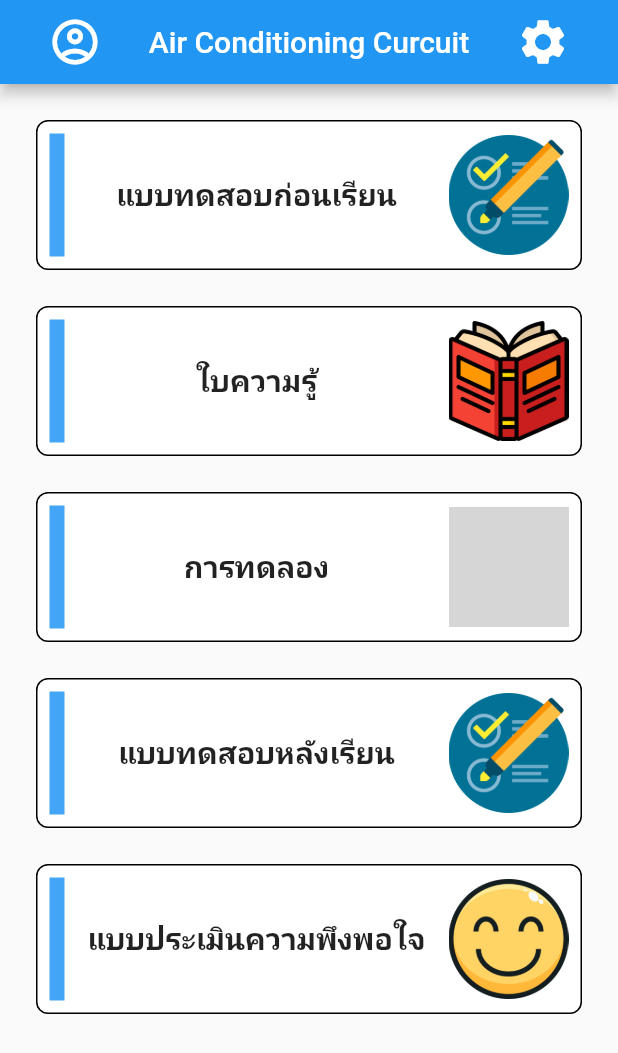
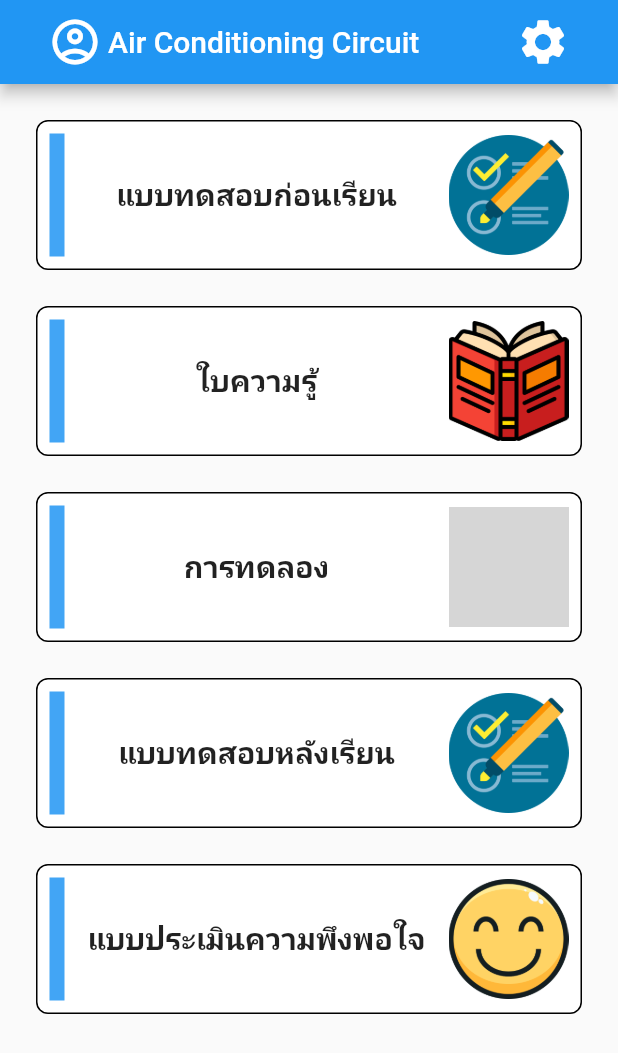
Before and after one commit to korkeng/flutter-sample-app, a Flutter app: the screen it shows after launch, on a phone screen of 412 x 824 dp. Shown: the top 1053 px of the screen. Run offline on Flutter 3.47's test engine with Material 2 defaults, Android fonts, the phone set to English and light mode, and no system bars; grey boxes are pictures that could not be loaded.

Commit message:
Add navigator and custom app bar component

```diff
--- a/lib/main.dart
+++ b/lib/main.dart
@@ -1,6 +1,5 @@
 import 'package:flutter/material.dart';
-import 'package:sample_app/assets/constants/image_path.dart';
-import 'package:sample_app/src/components/menu_card.dart';
+import 'package:sample_app/src/pages/main_page.dart';
 
 void main() {
   runApp(const MyApp());
@@ -12,88 +11,10 @@ class MyApp extends StatelessWidget {
   @override
   Widget build(BuildContext context) {
     return MaterialApp(
-      title: 'Flutter Demo',
       theme: ThemeData(
         primarySwatch: Colors.blue,
       ),
-      home: const MyHomePage(title: 'Flutter Demo Home Page'),
+      home: const MainPage(),
     );
   }
 }
-
-class MyHomePage extends StatefulWidget {
-  const MyHomePage({Key? key, required this.title}) : super(key: key);
-  final String title;
-
-  @override
-  State<MyHomePage> createState() => _MyHomePageState();
-}
-
-class _MyHomePageState extends State<MyHomePage> {
-  @override
-  Widget build(BuildContext context) {
-    return Scaffold(
-      appBar: AppBar(
-        centerTitle: true,
-        title: const Text('Air Conditioning Curcuit'),
-        leading: Padding(
-          padding: const EdgeInsets.only(left: 24),
-          child: IconButton(
-            iconSize: 36,
-            icon: const Icon(Icons.account_circle_outlined),
-            // ignore: avoid_returning_null_for_void
-            onPressed: () => null,
-          ),
-        ),
-        actions: [
-          Padding(
-            padding: const EdgeInsets.only(right: 24),
-            child: IconButton(
-              iconSize: 36,
-              onPressed: () => null,
-              icon: const Icon(Icons.settings),
-            ),
-          ),
-        ],
-      ),
-      body: SafeArea(
-        child: Padding(
-          padding: const EdgeInsets.all(24),
-          child: Column(
-            children: [
-              MenuCard(
-                image: ImagePath.test,
-                text: 'แบบทดสอบก่อนเรียน',
-                colors: Colors.blue.shade400,
-              ),
-              const SizedBox(height: 24),
-              MenuCard(
-                image: ImagePath.book,
-                text: 'ใบความรู้',
-                colors: Colors.blue.shade400,
-              ),
-              const SizedBox(height: 24),
-              MenuCard(
-                image: ImagePath.circuit,
-                text: 'การทดลอง',
-                colors: Colors.blue.shade400,
-              ),
-              const SizedBox(height: 24),
-              MenuCard(
-                image: ImagePath.test,
-                text: 'แบบทดสอบหลังเรียน',
-                colors: Colors.blue.shade400,
-              ),
-              const SizedBox(height: 24),
-              MenuCard(
-                image: ImagePath.smile,
-                text: 'แบบประเมินความพึงพอใจ',
-                colors: Colors.blue.shade400,
-              ),
-            ],
-          ),
-        ),
-      ),
-    );
-  }
-}
--- /dev/null
+++ b/lib/src/components/custom_appbar.dart
@@ -0,0 +1,45 @@
+import 'package:flutter/material.dart';
+import 'package:sample_app/src/pages/setting_page.dart';
+
+class CustomAppBar extends AppBar {
+  //final BuildContext context;
+
+  CustomAppBar({
+    Key? key,
+    String? title,
+    Widget? leading,
+    List<Widget>? actions,
+    required BuildContext context,
+  }) : super(
+          key: key,
+          title: Text(title ?? ''),
+          leading: leading ??
+              Padding(
+                padding: const EdgeInsets.only(left: 24),
+                child: IconButton(
+                  iconSize: 36,
+                  icon: const Icon(Icons.arrow_back_rounded),
+                  onPressed: () {
+                    Navigator.pop(context);
+                  },
+                ),
+              ),
+          actions: [
+            Padding(
+              padding: const EdgeInsets.only(right: 24),
+              child: IconButton(
+                iconSize: 36,
+                onPressed: () {
+                  Navigator.push(
+                    context,
+                    MaterialPageRoute(
+                      builder: (BuildContext context) => const SettingPage(),
+                    ),
+                  );
+                },
+                icon: const Icon(Icons.settings),
+              ),
+            ),
+          ],
+        );
+}
--- /dev/null
+++ b/lib/src/pages/main_page.dart
@@ -0,0 +1,70 @@
+import 'package:flutter/material.dart';
+import 'package:sample_app/assets/constants/image_path.dart';
+import 'package:sample_app/src/components/custom_appbar.dart';
+import 'package:sample_app/src/components/menu_card.dart';
+
+class MainPage extends StatefulWidget {
+  const MainPage({Key? key}) : super(key: key);
+
+  @override
+  _MainPageState createState() => _MainPageState();
+}
+
+class _MainPageState extends State<MainPage> {
+  @override
+  Widget build(BuildContext context) {
+    return Scaffold(
+      appBar: CustomAppBar(
+        title: 'Air Conditioning Circuit',
+        context: context,
+        leading: Padding(
+          padding: const EdgeInsets.only(left: 24),
+          child: IconButton(
+            iconSize: 36,
+            icon: const Icon(Icons.account_circle_outlined),
+            // ignore: avoid_returning_null_for_void
+            onPressed: () => null,
+          ),
+        ),
+      ),
+      body: SafeArea(
+        child: Padding(
+          padding: const EdgeInsets.all(24),
+          child: Column(
+            children: [
+              MenuCard(
+                image: ImagePath.test,
+                text: 'แบบทดสอบก่อนเรียน',
+                colors: Colors.blue.shade400,
+              ),
+              const SizedBox(height: 24),
+              MenuCard(
+                image: ImagePath.book,
+                text: 'ใบความรู้',
+                colors: Colors.blue.shade400,
+              ),
+              const SizedBox(height: 24),
+              MenuCard(
+                image: ImagePath.circuit,
+                text: 'การทดลอง',
+                colors: Colors.blue.shade400,
+              ),
+              const SizedBox(height: 24),
+              MenuCard(
+                image: ImagePath.test,
+                text: 'แบบทดสอบหลังเรียน',
+                colors: Colors.blue.shade400,
+              ),
+              const SizedBox(height: 24),
+              MenuCard(
+                image: ImagePath.smile,
+                text: 'แบบประเมินความพึงพอใจ',
+                colors: Colors.blue.shade400,
+              ),
+            ],
+          ),
+        ),
+      ),
+    );
+  }
+}
--- /dev/null
+++ b/lib/src/pages/setting_page.dart
@@ -0,0 +1,21 @@
+import 'package:flutter/material.dart';
+import 'package:sample_app/src/components/custom_appbar.dart';
+
+class SettingPage extends StatefulWidget {
+  const SettingPage({Key? key}) : super(key: key);
+
+  @override
+  _SettingPageState createState() => _SettingPageState();
+}
+
+class _SettingPageState extends State<SettingPage> {
+  @override
+  Widget build(BuildContext context) {
+    return Scaffold(
+      appBar: CustomAppBar(
+        context: context,
+        title: 'Setting',
+      ),
+    );
+  }
+}
```
